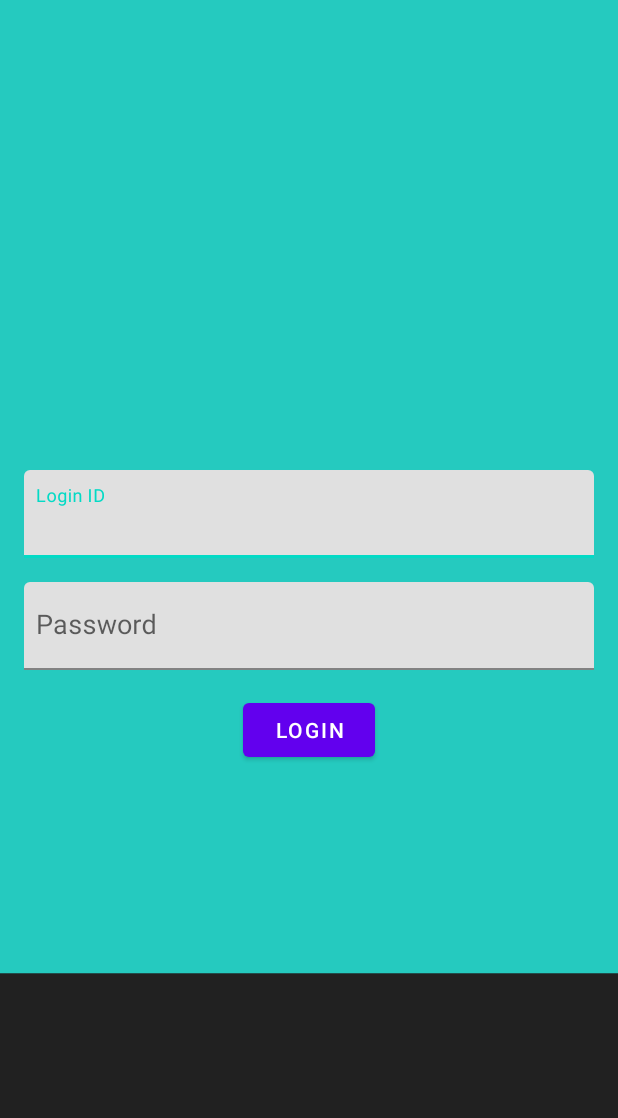
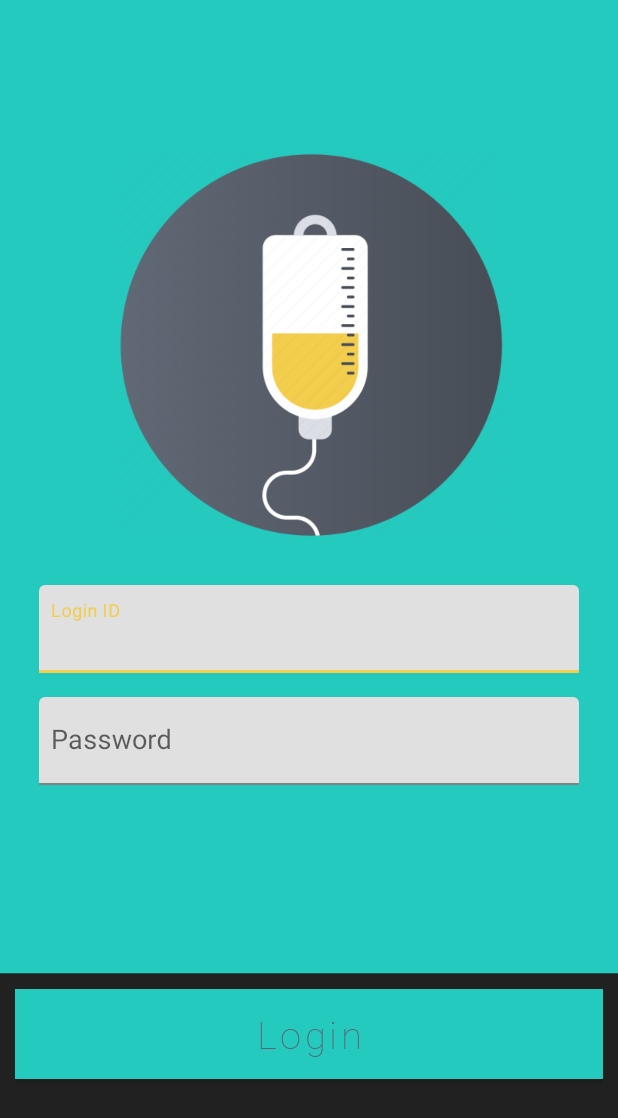
Before and after one commit to IronClad1607/Smart-IV, an Android app: the screen it shows after launch (LoginActivity), on a phone screen of 412 x 824 dp. Shown: the top 1118 px of the screen. Run offline under Robolectric (Android 15) with nearby library versions, the phone set to English and light mode, and no system bars; our stand-ins replace Firebase (no records; nobody signed in at launch, a user with empty details on screens opened directly).

Commit message:
Login UI done

```diff
--- a/mobile app/app/src/main/res/layout/activity_login.xml
+++ b/mobile app/app/src/main/res/layout/activity_login.xml
@@ -4,10 +4,22 @@
     xmlns:tools="http://schemas.android.com/tools"
     android:layout_width="match_parent"
     android:layout_height="match_parent"
-    android:gravity="center"
+    android:padding="10dp"
     android:background="@drawable/back"
     android:orientation="vertical"
     tools:context=".ui.LoginActivity">
+
+    <FrameLayout
+        android:layout_width="wrap_content"
+        android:layout_height="wrap_content"
+        android:layout_gravity="center"
+        android:layout_marginTop="70dp">
+
+        <ImageView
+            android:layout_width="300dp"
+            android:layout_height="300dp"
+            android:src="@drawable/smart_4" />
+    </FrameLayout>
 
     <com.google.android.material.textfield.TextInputLayout
         android:id="@+id/etLoginId"
@@ -15,6 +27,7 @@
         android:layout_height="wrap_content"
         android:layout_marginStart="16dp"
         android:layout_marginEnd="16dp"
+        android:layout_marginTop="10dp"
         android:layout_marginBottom="16dp"
         app:boxStrokeColor="@color/colorAccent"
         app:hintTextColor="@color/colorAccent">
@@ -54,8 +67,17 @@
 
     <com.google.android.material.button.MaterialButton
         android:id="@+id/btnLogin"
+        android:layout_width="match_parent"
+        android:layout_height="60dp"
+        android:layout_gravity="center"
+        android:textSize="25sp"
+        android:textAllCaps="false"
+        android:layout_marginTop="120dp"
+        android:background="@color/backBlue"
+        android:backgroundTint="@color/backBlue"
         android:text="@string/login"
-        android:layout_width="wrap_content"
-        android:layout_height="wrap_content"/>
+        android:theme="@style/FontChange"
+        android:textColor="@color/textGrey" />
+
 
 </LinearLayout>
--- a/mobile app/app/src/main/res/layout/activity_main.xml
+++ b/mobile app/app/src/main/res/layout/activity_main.xml
@@ -24,5 +24,5 @@
         android:layout_height="325dp"
         android:layout_gravity="center"
         android:layout_marginBottom="90dp"
-        android:src="@drawable/smartIV" />
+        android:src="@drawable/smart_4" />
 </FrameLayout>
--- a/mobile app/app/src/main/res/values/colors.xml
+++ b/mobile app/app/src/main/res/values/colors.xml
@@ -1,9 +1,10 @@
 <?xml version="1.0" encoding="utf-8"?>
 <resources>
-    <color name="colorPrimary">#6200EE</color>
-    <color name="colorPrimaryDark">#3700B3</color>
-    <color name="colorAccent">#03DAC5</color>
+    <color name="colorPrimary">#25CABF</color>
+    <color name="colorPrimaryDark">#212121</color>
+    <color name="colorAccent">#f3cd4c</color>
     <color name="backBlue">#25CABF</color>
     <color name="backgrey">#212121</color>
     <color name="textGrey">#5d6470</color>
+    <color name="textYellow">#f3cd4c</color>
 </resources>
--- a/mobile app/app/src/main/res/values/styles.xml
+++ b/mobile app/app/src/main/res/values/styles.xml
@@ -17,4 +17,9 @@
 
     <style name="AppTheme.PopupOverlay" parent="ThemeOverlay.AppCompat.Light" />
 
+
+    <style name="FontChange">
+        <item name="android:fontFamily">@font/roboto_thin</item>
+    </style>
+
 </resources>
```
Also changed, not shown: mobile app/app/src/main/res/drawable/smart_4.png (renamed from mobile app/app/src/main/res/drawable/smartIV.png).
